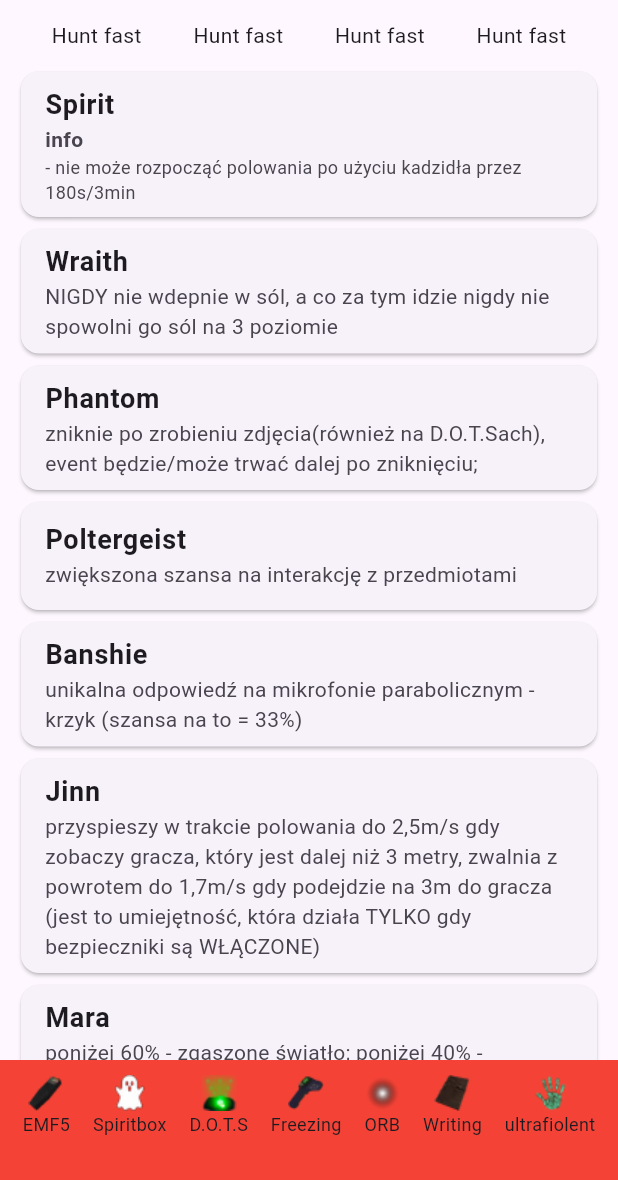
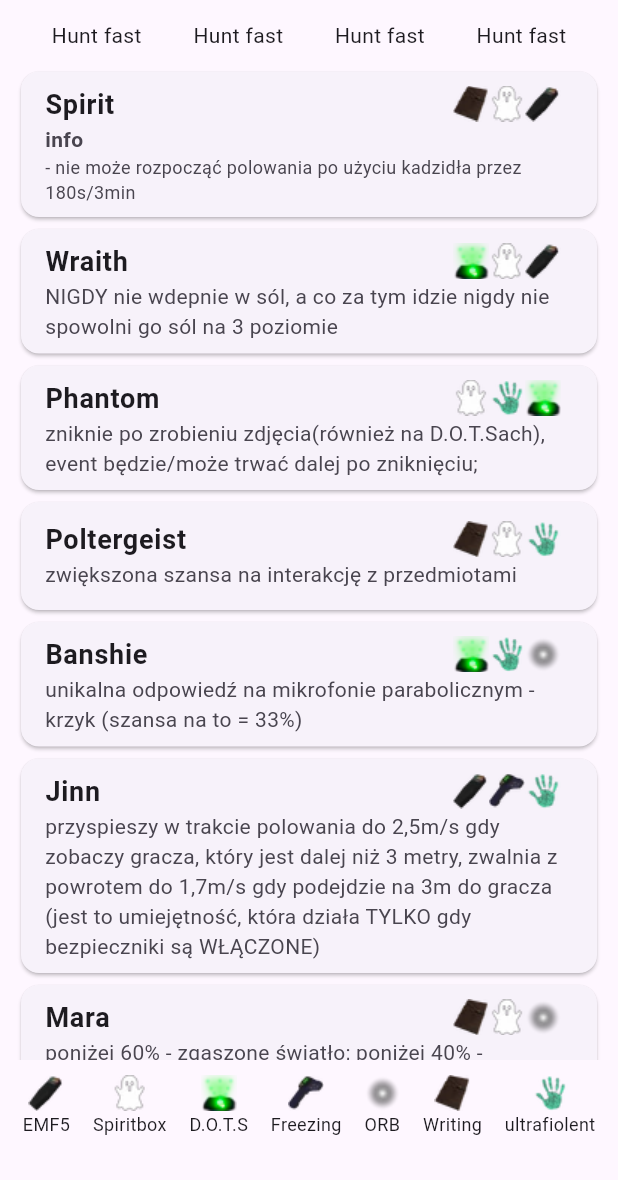
Before and after one commit to kakus94/flutter_phasmohelper, a Flutter app: the screen it shows after launch, after a tap on "Spirit", on a phone screen of 412 x 824 dp, the part 56-1236 px from its top. Run offline on Flutter 3.47's test engine with Material 3 defaults, Android fonts, the light colour scheme and no system bars; our stand-ins replace flutter_bloc, go_router; generated files the repository leaves out were written again.

Commit message:
added image right name ghost

```diff
--- a/lib/main/main/main_screen.dart
+++ b/lib/main/main/main_screen.dart
@@ -4,6 +4,7 @@ import 'package:flutter/material.dart';
 import 'package:flutter_bloc/flutter_bloc.dart';
 import 'package:flutter_phasmohelper/main/main/main_cubit.dart';
 import 'package:flutter_phasmohelper/main/main/main_state.dart';
+import 'package:flutter_phasmohelper/models/enums.dart';
 import 'package:flutter_phasmohelper/models/ghost/ghost_model.dart';
 
 class MainScreen extends StatefulWidget {
@@ -53,7 +54,7 @@ class _MainScreenState extends State<MainScreen> {
         height: 80,
         child: Container(
           padding: const EdgeInsets.only(top: 10),
-          color: Colors.red,
+          // color: Colors.red,
           child: Row(
             mainAxisAlignment: MainAxisAlignment.spaceEvenly,
             children: [
@@ -167,9 +168,17 @@ class _CardTileState extends State<CardTile> {
   Widget build(BuildContext context) {
     return Card(
       child: ListTile(
-          title: Text(widget.model.name,
-              style:
-                  const TextStyle(fontSize: 18, fontWeight: FontWeight.bold)),
+          title: Row(
+            children: [
+              Text(
+                widget.model.name,
+                style:
+                    const TextStyle(fontSize: 18, fontWeight: FontWeight.bold),
+              ),
+              Spacer(),
+              ...widget.model.evidence.map((e) => Image.asset(e.imagePath()))
+            ],
+          ),
           subtitle: widget.extend
               ? Column(
                   children: [
--- a/lib/models/enums.dart
+++ b/lib/models/enums.dart
@@ -5,7 +5,28 @@ enum Evidence {
   ghostWriting,
   orbs,
   freezing,
-  ultrafilet,
+  ultrafilet
+}
+
+extension EvidenceExtension on Evidence {
+  String imagePath() {
+    switch (this) {
+      case Evidence.emf5:
+        return 'assets/emf.png';
+      case Evidence.dots:
+        return 'assets/dots.png';
+      case Evidence.spiritBox:
+        return 'assets/spiritbox.png';
+      case Evidence.ghostWriting:
+        return 'assets/pismo.png';
+      case Evidence.orbs:
+        return 'assets/orb.png';
+      case Evidence.freezing:
+        return 'assets/mrozne.png';
+      case Evidence.ultrafilet:
+        return 'assets/ultrafiolet.png';
+    }
+  }
 }
 
 enum Speed { slow, medium, fast, superFast }
```
